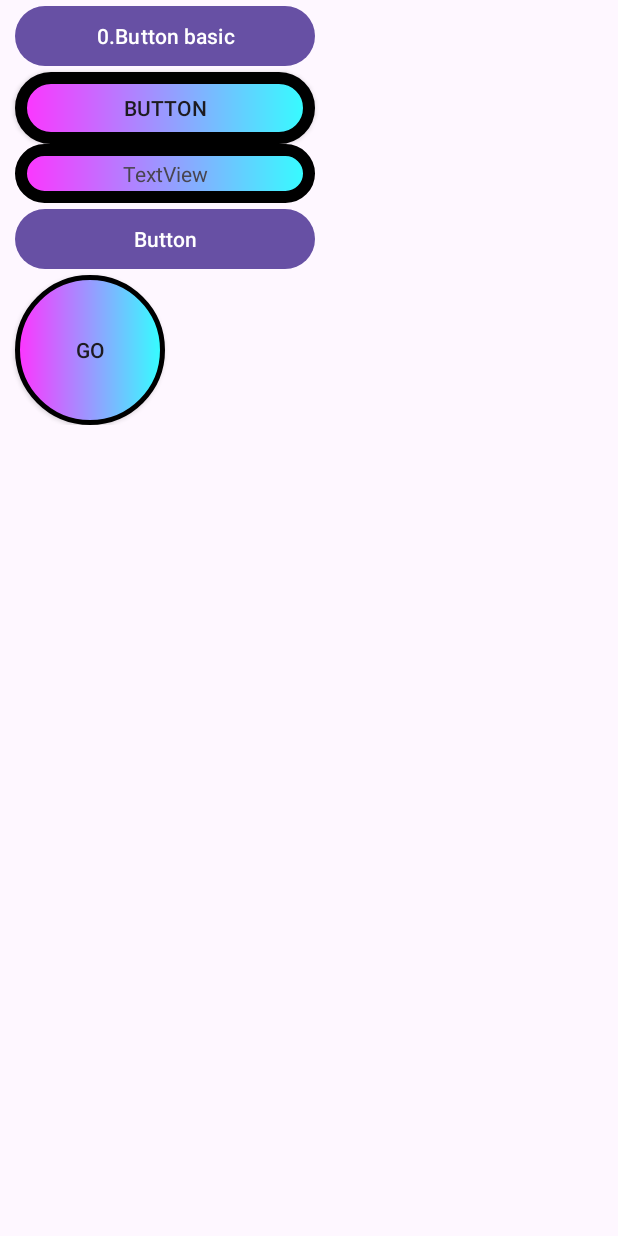
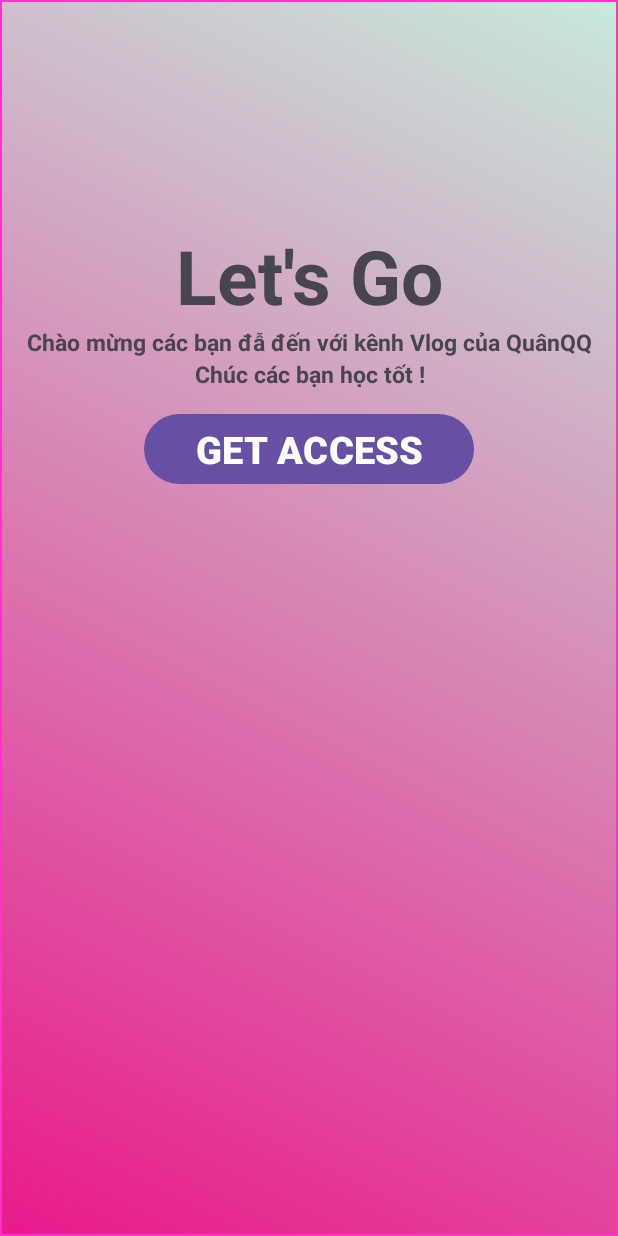
Before and after one commit to pthienquan1/Android-mobile-app-Kotlin, an Android app: the screen it shows after launch (MainActivity), on a phone screen of 412 x 824 dp. Run offline under Robolectric (Android 15) with nearby library versions, the phone set to English and light mode, and no system bars; 2 statements that could not run were skipped.

Commit message:
design UI form welcome screen view

```diff
--- /dev/null
+++ b/AndroidStudioProjects/CustomButtonAndCustomTextView/app/src/main/res/drawable/layout_background_shape.xml
@@ -0,0 +1,6 @@
+<?xml version="1.0" encoding="utf-8"?>
+<shape xmlns:android="http://schemas.android.com/apk/res/android">
+    <stroke android:width="1dp" android:color="#FF33CC"></stroke>
+    <gradient android:angle="45" android:startColor="#e9198b" android:endColor="#c7eadc"></gradient>
+
+</shape>
--- a/AndroidStudioProjects/CustomButtonAndCustomTextView/app/src/main/res/layout/activity_main.xml
+++ b/AndroidStudioProjects/CustomButtonAndCustomTextView/app/src/main/res/layout/activity_main.xml
@@ -3,49 +3,90 @@
     xmlns:app="http://schemas.android.com/apk/res-auto"
     xmlns:tools="http://schemas.android.com/tools"
     android:layout_width="match_parent"
-    android:layout_height="wrap_content"
+    android:layout_height="match_parent"
     android:orientation="vertical"
+    android:background="@drawable/layout_background_shape"
     tools:context=".MainActivity">
 
 
-    <Button
-        android:layout_marginLeft="10dp"
-        android:id="@+id/button"
-        android:layout_width="200dp"
-        android:layout_height="wrap_content"
-        android:text="0.Button basic" />
+<!--    <Button-->
+<!--        android:layout_marginLeft="10dp"-->
+<!--        android:id="@+id/button"-->
+<!--        android:layout_width="200dp"-->
+<!--        android:layout_height="wrap_content"-->
+<!--        android:text="0.Button basic" />-->
 
-    <androidx.appcompat.widget.AppCompatButton
-        android:layout_marginLeft="10dp"
-        android:id="@+id/button2"
-        android:layout_width="200dp"
-        android:layout_height="wrap_content"
-        android:background="@drawable/layout_test"
-        android:text="Button" />
+<!--    <androidx.appcompat.widget.AppCompatButton-->
+<!--        android:layout_marginLeft="10dp"-->
+<!--        android:id="@+id/button2"-->
+<!--        android:layout_width="200dp"-->
+<!--        android:layout_height="wrap_content"-->
+<!--        android:background="@drawable/layout_test"-->
+<!--        android:text="Button" />-->
+
+<!--    <TextView-->
+<!--        android:background="@drawable/layout_test"-->
+<!--        android:gravity="center"-->
+<!--        android:layout_marginLeft="10dp"-->
+<!--        android:id="@+id/textView"-->
+<!--        android:layout_width="200dp"-->
+<!--        android:layout_height="wrap_content"-->
+
+<!--        android:text="TextView" />-->
+
+<!--    <Button-->
+<!--        android:layout_marginLeft="10dp"-->
+<!--        android:id="@+id/button3"-->
+<!--        android:layout_width="200dp"-->
+<!--        android:layout_height="wrap_content"-->
+
+<!--        android:text="Button" />-->
+
+<!--    <androidx.appcompat.widget.AppCompatButton-->
+<!--        android:layout_marginLeft="10dp"-->
+<!--        android:id="@+id/button4"-->
+<!--        android:layout_width="100dp"-->
+<!--        android:layout_height="100dp"-->
+<!--        android:background="@drawable/layout_test_round"-->
+<!--        android:text="GO" />-->
+
 
     <TextView
-        android:background="@drawable/layout_test"
+        android:id="@+id/textView2"
+        android:layout_width="match_parent"
+        android:layout_height="wrap_content"
         android:gravity="center"
-        android:layout_marginLeft="10dp"
+        android:layout_marginTop="150dp"
+        android:textStyle="bold"
+        android:textSize="50dp"
+        android:text="Let's Go" />
+
+    <TextView
         android:id="@+id/textView"
-        android:layout_width="200dp"
+        android:layout_width="match_parent"
         android:layout_height="wrap_content"
+        android:gravity="center"
+        android:textStyle="bold"
+        android:textSize="15dp"
+        android:text="Chào mừng các bạn đẫ đến với kênh Vlog của QuânQQ" />
 
-        android:text="TextView" />
+    <TextView
+        android:id="@+id/textView3"
+        android:layout_width="match_parent"
+        android:layout_height="wrap_content"
+        android:gravity="center"
+        android:textStyle="bold"
+        android:textSize="15dp"
+        android:text="Chúc các bạn học tốt !" />
 
     <Button
-        android:layout_marginLeft="10dp"
-        android:id="@+id/button3"
-        android:layout_width="200dp"
+        android:id="@+id/button"
+        android:layout_width="220dp"
+        android:gravity="center"
+        android:layout_gravity="center"
         android:layout_height="wrap_content"
-
-        android:text="Button" />
-
-    <androidx.appcompat.widget.AppCompatButton
-        android:layout_marginLeft="10dp"
-        android:id="@+id/button4"
-        android:layout_width="100dp"
-        android:layout_height="100dp"
-        android:background="@drawable/layout_test_round"
-        android:text="GO" />
+        android:textStyle="bold"
+        android:layout_marginTop="12dp"
+        android:textSize="25dp"
+        android:text="GET ACCESS" />
 </LinearLayout>
```
